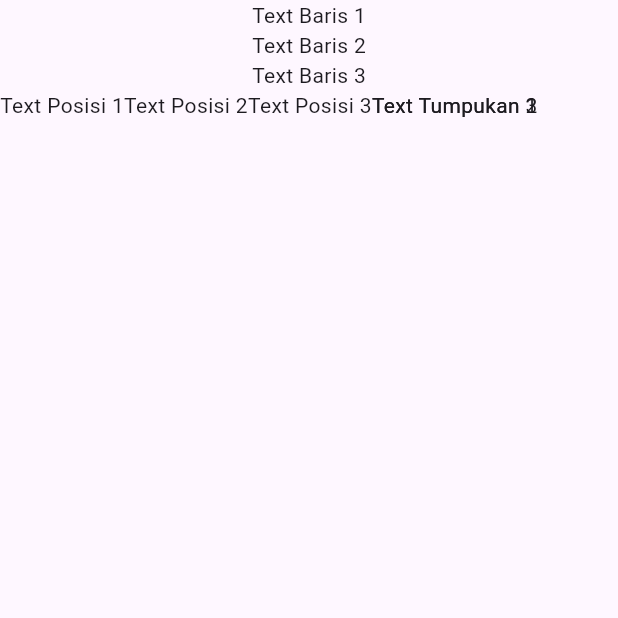
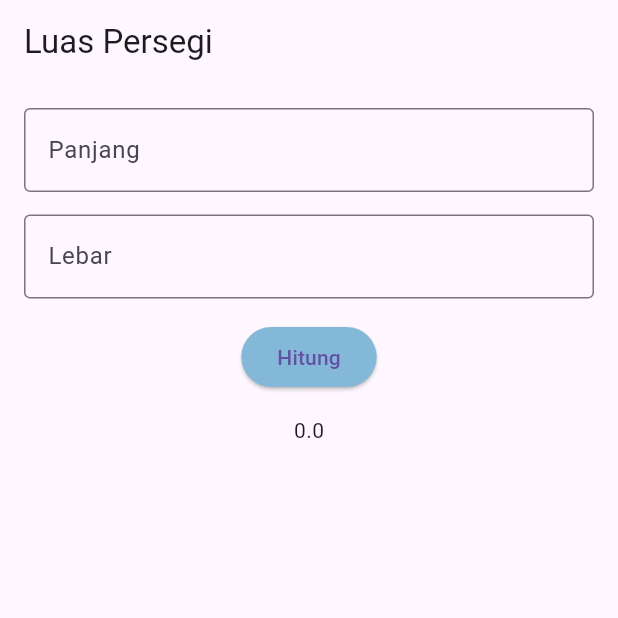
Before and after one commit to Bama2262/Dart-Exercise, a Flutter app: the screen it shows after launch, on a phone screen of 412 x 824 dp, the top half of it. Run offline on Flutter 3.47's test engine with Material 3 defaults, Android fonts, the light colour scheme and no system bars.

Commit message:
update the app on july 22

```diff
--- /dev/null
+++ b/aplikasi_rumus_geometri/lib/component/custom_textfield.dart
@@ -0,0 +1,24 @@
+import 'package:flutter/material.dart';
+
+class CustomTextField extends StatelessWidget {
+  final String judul;
+  final TextEditingController controller;
+
+  const CustomTextField({
+    super.key,
+    required this.judul,
+    required this.controller,
+  });
+
+  @override
+  Widget build(BuildContext context) {
+    return TextField(
+      controller: controller,
+      decoration: InputDecoration(
+        labelText: judul,
+        border: const OutlineInputBorder(),
+      ),
+      keyboardType: TextInputType.number,
+    );
+  }
+}
--- /dev/null
+++ b/aplikasi_rumus_geometri/lib/controller/formula.dart
@@ -0,0 +1,5 @@
+class Formula {
+  double hitung(double panjang, double lebar) {
+    return panjang * lebar;
+  }
+}
--- a/aplikasi_rumus_geometri/lib/main.dart
+++ b/aplikasi_rumus_geometri/lib/main.dart
@@ -1,4 +1,5 @@
 import 'package:flutter/material.dart';
+import 'package:aplikasi_rumus_geometri/view/persegi_page.dart';
 
 void main() {
   runApp(const MainApp());
@@ -9,30 +10,13 @@ class MainApp extends StatelessWidget {
 
   @override
   Widget build(BuildContext context) {
-    return const MaterialApp(
-      home: Scaffold(
-        body: Column(
-          children: [
-            Text("Text Baris 1"),
-            Text("Text Baris 2"),
-            Text("Text Baris 3"),
-            Row(
-              children: [
-                Text("Text Posisi 1"),
-                Text("Text Posisi 2"),
-                Text("Text Posisi 3"),
-                Stack(
-                  children: [
-                    Text("Text Tumpukan 1"),
-                    Text("Text Tumpukan 2"),
-                    Text("Text Tumpukan 3")
-                  ],
-                )
-              ],
-            )
-          ],
-        )
+    return MaterialApp(
+      title: 'Judul Aplikasi',
+      debugShowCheckedModeBanner: false,
+      theme: ThemeData(
+        primarySwatch: Colors.blue,
       ),
+      home: const PersegiPage(),
     );
   }
 }
--- /dev/null
+++ b/aplikasi_rumus_geometri/lib/view/persegi_page.dart
@@ -0,0 +1,63 @@
+import 'package:flutter/material.dart';
+import 'package:aplikasi_rumus_geometri/component/custom_textfield.dart';
+import '../controller/formula.dart';
+
+class PersegiPage extends StatefulWidget {
+  const PersegiPage({super.key});
+
+  @override
+  State<PersegiPage> createState() => _PersegiPageState();
+}
+
+class _PersegiPageState extends State<PersegiPage> {
+  final TextEditingController _panjangController = TextEditingController();
+  final TextEditingController _lebarController = TextEditingController();
+  final Formula hitungData = Formula();
+
+  double hasil = 0;
+
+  void hitung() {
+    setState(() {
+      double panjang = double.tryParse(_panjangController.text) ?? 0.0;
+      double lebar = double.tryParse(_lebarController.text) ?? 0.0;
+      hasil = hitungData.hitung(panjang, lebar);
+    });
+  }
+
+  @override
+  Widget build(BuildContext context) {
+    return Scaffold(
+      appBar: AppBar(
+        title: const Text('Luas Persegi'),
+      ),
+      body: Padding(
+        padding: const EdgeInsets.all(16.0),
+        child: Column(
+          children: [
+            CustomTextField(
+              judul: 'Panjang',
+              controller: _panjangController,
+            ),
+            const SizedBox(height: 15),
+            CustomTextField(
+              judul: 'Lebar',
+              controller: _lebarController,
+            ),
+            const SizedBox(height: 15),
+            ElevatedButton(
+              onPressed: hitung,
+              style: ButtonStyle(
+                backgroundColor: WidgetStateProperty.all(
+                  const Color.fromARGB(255, 132, 184, 216),
+                ),
+              ),
+              child: const Text('Hitung'),
+            ),
+            const SizedBox(height: 15),
+            Text(hasil.toString()),
+          ],
+        ),
+      ),
+    );
+  }
+}
```
